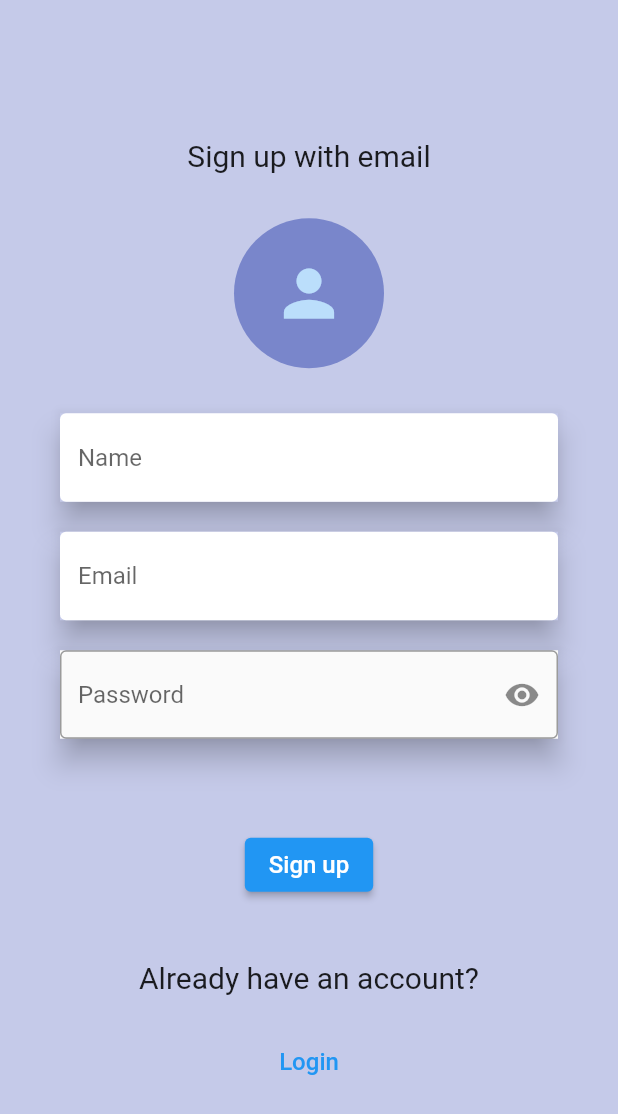
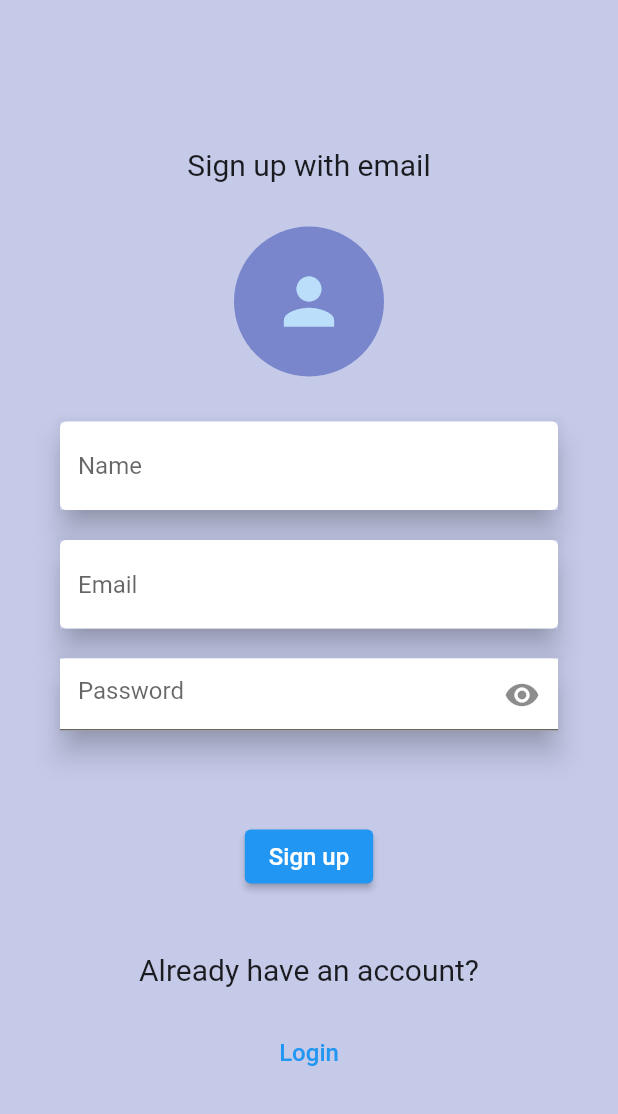
Before and after one commit to kaabildata/SampleFlutterProject, a Flutter app: the screen it shows after launch, on a phone screen of 412 x 824 dp. Shown: the top 1114 px of the screen. Run offline on Flutter 3.47's test engine with Material 2 defaults, Android fonts, the phone set to English and light mode, and no system bars.

```diff
--- a/lib/ui/screens/registration_screen.dart
+++ b/lib/ui/screens/registration_screen.dart
@@ -49,11 +49,10 @@ class _RegistrationScreenState extends State<RegistrationScreen> {
               padding: const EdgeInsets.fromLTRB(40, 20, 40, 30),
               child: Material(
                 elevation: 8,
-                child: TextField(
+                child: TextFormField(
                   decoration: InputDecoration(
-                    border: OutlineInputBorder(
-                      borderSide: BorderSide(width: 5),
-                    ),
+                    fillColor: Colors.white,
+                    filled: true,
                     hintText: 'Password',
                     suffixIcon: InkWell(
                       onTap: _togglePasswordView,
```
Also changed, not shown: 23 other files.
